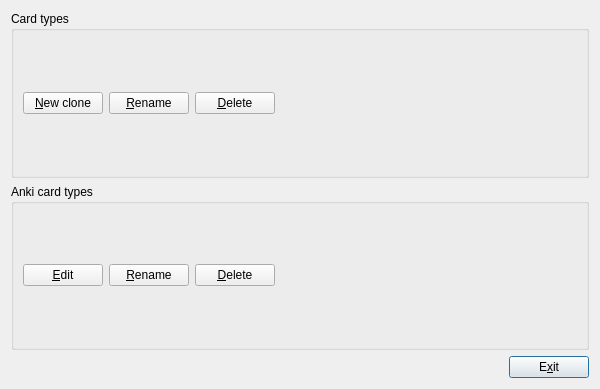
First picture: the form in mnemosyne/pyqt_ui/manage_card_types_dlg.ui, repository mnemosyne-proj/mnemosyne, before the edit.
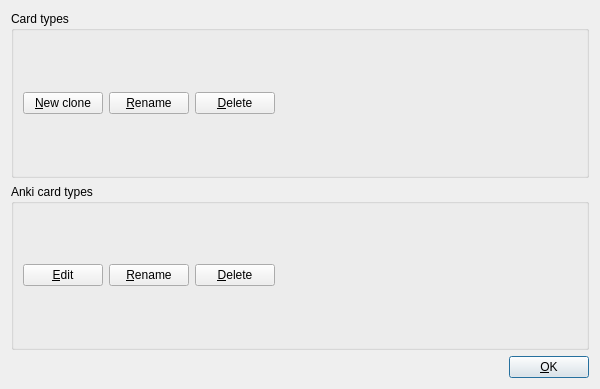
Second picture: the form after the edit.

```diff
--- a/mnemosyne/pyqt_ui/manage_card_types_dlg.ui
+++ b/mnemosyne/pyqt_ui/manage_card_types_dlg.ui
@@ -134,7 +134,7 @@
        <item>
         <widget class="QPushButton" name="exit_button">
          <property name="text">
-          <string>E&amp;xit</string>
+          <string>&amp;OK</string>
          </property>
          <property name="default">
           <bool>true</bool>
```
